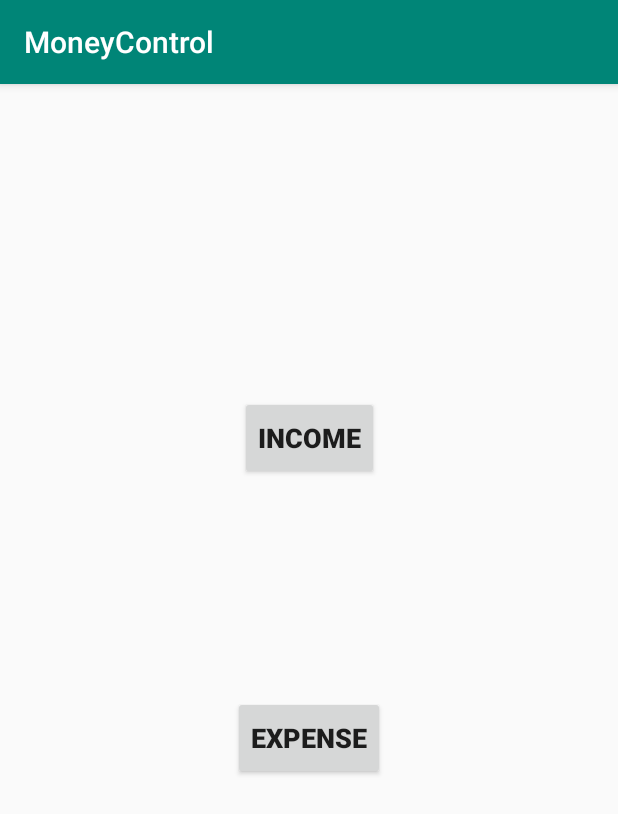
After one commit to NadeemNicoR/TeamProjects, an Android app: the TransactionSelect screen opened directly, with no data from a screen before it, on a phone screen of 412 x 824 dp. The commit adds this screen. Shown: the top 814 px of the screen. Run offline under Robolectric (Android 15) with nearby library versions, the phone set to English and light mode, and no system bars.

```diff
--- a/MoneyControl/app/build.gradle
+++ b/MoneyControl/app/build.gradle
@@ -62,3 +62,7 @@ dependencies {
 dependencies {
     implementation 'com.android.support.constraint:constraint-layout:+'
 }
+
+dependencies {
+    implementation 'com.android.support.constraint:constraint-layout:+'
+}
--- a/MoneyControl/app/src/main/java/com/example/home/Mainactivity.java
+++ b/MoneyControl/app/src/main/java/com/example/home/Mainactivity.java
@@ -5,9 +5,9 @@ import android.support.v7.app.AppCompatActivity;
 import android.os.Bundle;
 import android.view.View;
 import android.widget.Button;
-
 import java.util.ArrayList;
 import java.util.List;
+
 public class Mainactivity extends AppCompatActivity {
     DatabaseHelper myDb;
     @Override
@@ -43,7 +43,7 @@ public class Mainactivity extends AppCompatActivity {
             @Override
             public void onClick(View v)
             {
-                Intent chart1Intent=new Intent(getApplicationContext(), Chart.class);
+                Intent chart1Intent=new Intent(getApplicationContext(), TransactionSelect.class);
                 startActivity(chart1Intent);
             }
         });
--- /dev/null
+++ b/MoneyControl/app/src/main/java/com/example/home/TransactionSelect.java
@@ -0,0 +1,50 @@
+package com.example.home;
+
+import android.content.Intent;
+import android.support.v7.app.AppCompatActivity;
+import android.os.Bundle;
+import android.view.View;
+import android.widget.Button;
+
+public class TransactionSelect extends AppCompatActivity {
+
+    @Override
+    protected void onCreate(Bundle savedInstanceState) {
+        super.onCreate(savedInstanceState);
+        setContentView(R.layout.activity_transaction_select);
+
+        Button transactionIncome=(Button) findViewById(R.id.incomeTransaction);
+        transactionIncome.setOnClickListener(new View.OnClickListener()
+        {
+            @Override
+            public void onClick(View v)
+            {
+                Intent trIntent=new Intent(getApplicationContext(), Chart.class);
+                startActivity(trIntent);
+                Intent texIntent=new Intent(TransactionSelect.this,Chart.class);
+                texIntent.putExtra("type","Income");
+                startActivity(texIntent);
+            }
+        });
+
+        Button transactionExpese=(Button) findViewById(R.id.expenseTransaction);
+        transactionExpese.setOnClickListener(new View.OnClickListener()
+        {
+            @Override
+            public void onClick(View v)
+            {
+                Intent trIntent2=new Intent(getApplicationContext(), Chart.class);
+                startActivity(trIntent2);
+                Intent texIntent=new Intent(TransactionSelect.this,Chart.class);
+                texIntent.putExtra("type","Expense");
+                startActivity(texIntent);
+            }
+        });
+    }
+
+    @Override
+    public void onBackPressed() {
+        Intent chart1Intent=new Intent(getApplicationContext(), Mainactivity.class);
+        startActivity(chart1Intent);
+    }
+}
--- /dev/null
+++ b/MoneyControl/app/src/main/res/layout/activity_transaction_select.xml
@@ -0,0 +1,42 @@
+<?xml version="1.0" encoding="utf-8"?>
+<android.support.constraint.ConstraintLayout xmlns:android="http://schemas.android.com/apk/res/android"
+    xmlns:app="http://schemas.android.com/apk/res-auto"
+    xmlns:tools="http://schemas.android.com/tools"
+    android:id="@+id/transactioSelect"
+    android:layout_width="match_parent"
+    android:layout_height="match_parent"
+    tools:context=".TransactionSelect">
+
+    <Button
+    android:id="@+id/incomeTransaction"
+    android:layout_width="wrap_content"
+    android:layout_height="56dp"
+    android:layout_marginStart="8dp"
+    android:layout_marginTop="208dp"
+    android:layout_marginEnd="8dp"
+    android:lineSpacingExtra="10sp"
+    android:text="INCOME"
+    android:textAlignment="center"
+    android:textSize="18sp"
+    android:textStyle="bold"
+    app:layout_constraintEnd_toEndOf="parent"
+    app:layout_constraintStart_toStartOf="parent"
+    app:layout_constraintTop_toTopOf="parent" />
+
+    <Button
+        android:id="@+id/expenseTransaction"
+        android:layout_width="wrap_content"
+        android:layout_height="56dp"
+        android:layout_marginStart="8dp"
+        android:layout_marginTop="408dp"
+        android:layout_marginEnd="8dp"
+        android:lineSpacingExtra="10sp"
+        android:text="EXPENSE"
+        android:textAlignment="center"
+        android:textSize="18sp"
+        android:textStyle="bold"
+        app:layout_constraintEnd_toEndOf="parent"
+        app:layout_constraintStart_toStartOf="parent"
+        app:layout_constraintTop_toTopOf="parent" />
+
+</android.support.constraint.ConstraintLayout>
```
Also changed, not shown: MoneyControl/app/src/main/AndroidManifest.xml (+31 -30 lines), MoneyControl/app/src/main/java/com/example/home/BChart.java (+82 -21 lines), MoneyControl/app/src/main/java/com/example/home/Chart.java (+55 -7 lines).
